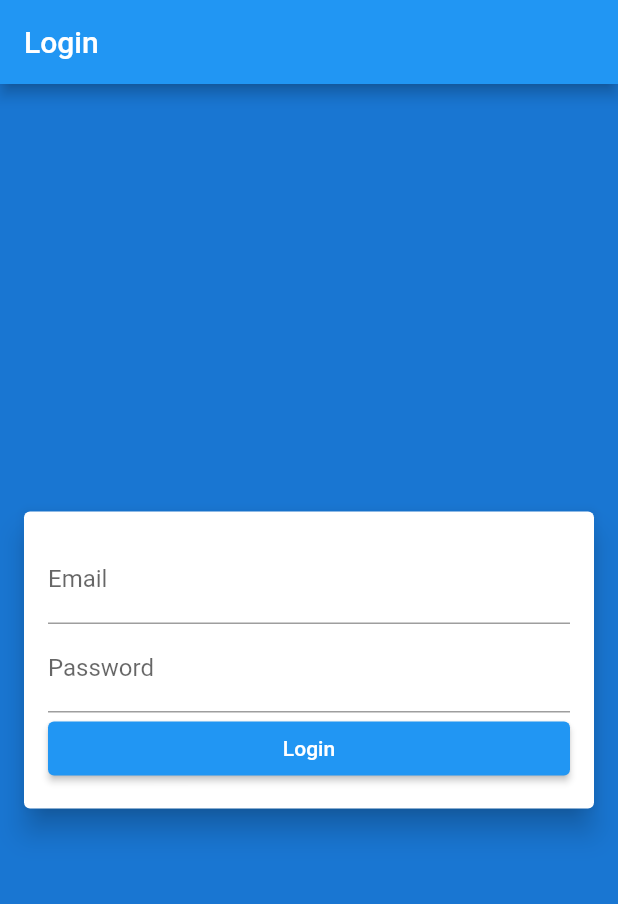
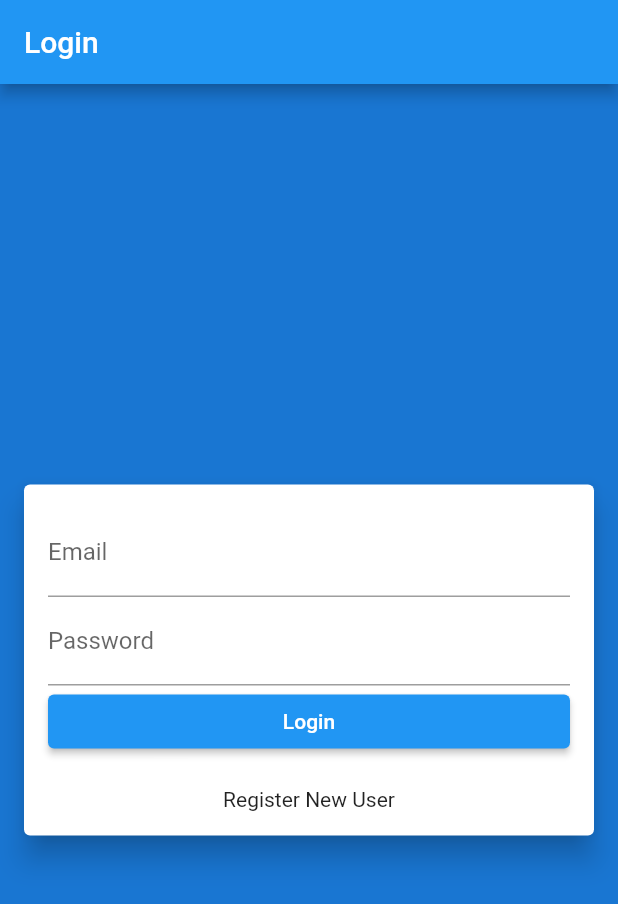
Before and after one commit to Almasyriqi/flutter_app, a Flutter app: the screen it shows after launch, on a phone screen of 412 x 824 dp. Shown: the top 904 px of the screen. Run offline on Flutter 3.47's test engine with Material 2 defaults, Android fonts, the phone set to English and light mode, and no system bars.

Commit message:
routes login and register

```diff
--- a/lib/main.dart
+++ b/lib/main.dart
@@ -1,4 +1,6 @@
 import 'package:flutter/material.dart';
+import 'package:flutter_app/screens/login.dart';
+import 'package:flutter_app/screens/register.dart';
 
 void main() {
   runApp(const MyApp());
@@ -14,43 +16,11 @@ class MyApp extends StatelessWidget {
       theme: ThemeData(
         primarySwatch: Colors.blue,
       ),
-      home: Scaffold(
-          appBar: AppBar(
-            title: const Text('Login'),
-          ),
-          body: Container(
-            color: Theme.of(context).primaryColorDark,
-            child: Column(
-              mainAxisAlignment: MainAxisAlignment.center,
-              children: [
-                Card(
-                  elevation: 8,
-                  margin: const EdgeInsets.only(left: 16.0, right: 16.0),
-                  child: Padding(
-                    padding: const EdgeInsets.all(16.0),
-                    child: Column(
-                      children: <Widget>[
-                        const TextField(
-                          keyboardType: TextInputType.emailAddress,
-                          decoration: InputDecoration(labelText: 'Email'),
-                        ),
-                        const TextField(
-                          keyboardType: TextInputType.visiblePassword,
-                          decoration: InputDecoration(labelText: 'Password'),
-                        ),
-                        ElevatedButton(
-                          onPressed: () => print('Login clicked'),
-                          child: const Text('Login'),
-                          style: ElevatedButton.styleFrom(
-                              minimumSize: const Size(double.infinity, 36)),
-                        )
-                      ],
-                    ),
-                  ),
-                )
-              ],
-            ),
-          )),
+      home: Login(),
+      routes: {
+        '/login': (context) => Login(),
+        '/register': (context) => Register(),
+      },
     );
   }
 }
--- /dev/null
+++ b/lib/screens/login.dart
@@ -0,0 +1,55 @@
+import 'package:flutter/material.dart';
+
+class Login extends StatelessWidget {
+  const Login({Key? key}) : super(key: key);
+
+  @override
+  Widget build(BuildContext context) {
+    return Scaffold(
+        appBar: AppBar(
+          title: const Text('Login'),
+        ),
+        body: Container(
+          color: Theme.of(context).primaryColorDark,
+          child: Column(
+            mainAxisAlignment: MainAxisAlignment.center,
+            children: [
+              Card(
+                elevation: 8,
+                margin: const EdgeInsets.only(left: 16.0, right: 16.0),
+                child: Padding(
+                  padding: const EdgeInsets.all(16.0),
+                  child: Column(
+                    children: <Widget>[
+                      const TextField(
+                        keyboardType: TextInputType.emailAddress,
+                        decoration: InputDecoration(labelText: 'Email'),
+                      ),
+                      const TextField(
+                        keyboardType: TextInputType.visiblePassword,
+                        decoration: InputDecoration(labelText: 'Password'),
+                      ),
+                      ElevatedButton(
+                        onPressed: () => print('Login clicked'),
+                        child: const Text('Login'),
+                        style: ElevatedButton.styleFrom(
+                            minimumSize: const Size(double.infinity, 36)),
+                      ),
+                      Padding(
+                        padding: const EdgeInsets.only(top: 20),
+                        child: InkWell(
+                          onTap: () {
+                            Navigator.pushNamed(context, '/register');
+                          },
+                          child: const Text('Register New User'),
+                        ),
+                      )
+                    ],
+                  ),
+                ),
+              )
+            ],
+          ),
+        ));
+  }
+}
```
Also changed, not shown: lib/screens/register.dart (added, +64 -0 lines).
